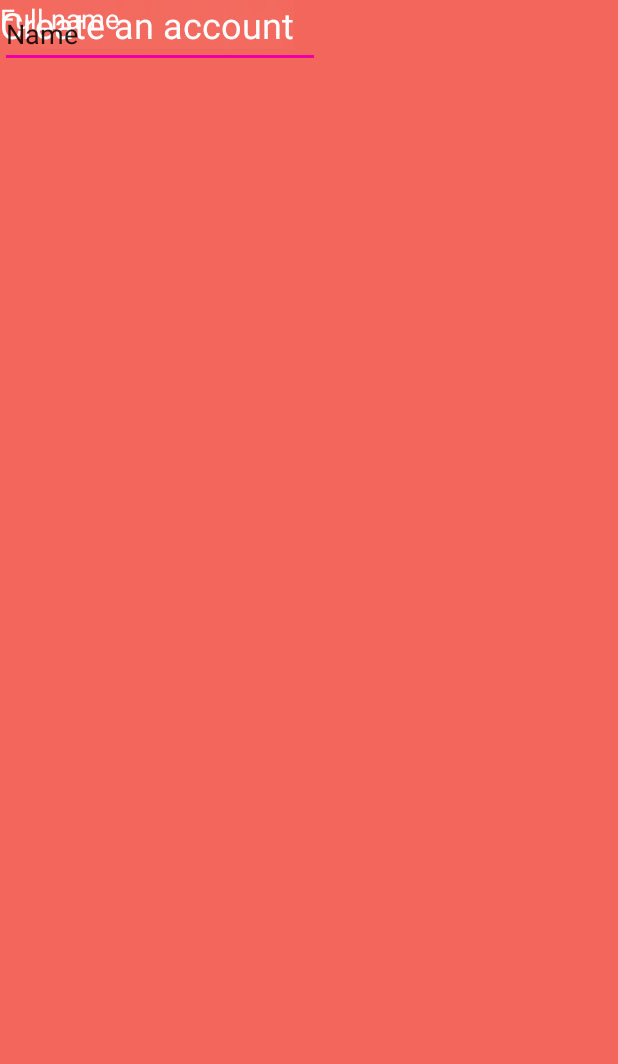
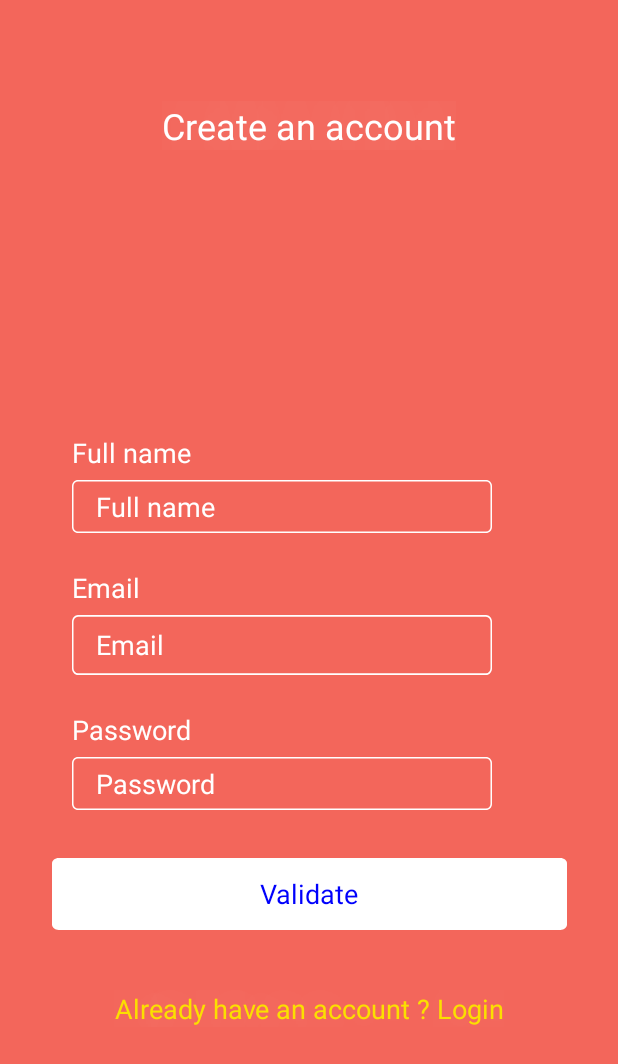
Before and after one commit to doantuyen15/TextGame, an Android app: the layout signup.xml on its own in the app's theme, with its tools: preview values and no code run, on a phone screen of 412 x 824 dp. Shown: the top 1064 px of the screen. Run offline under Robolectric (Android 15) with nearby library versions, the phone set to English and light mode, and no system bars.

Commit message:
add signup

```diff
--- /dev/null
+++ b/app/src/main/res/drawable/border_textbox.xml
@@ -0,0 +1,20 @@
+<?xml version="1.0" encoding="utf-8"?>
+<vector
+    xmlns:android="http://schemas.android.com/apk/res/android"
+    xmlns:aapt="http://schemas.android.com/aapt"
+    android:width="280dp"
+    android:height="35dp"
+    android:viewportWidth="280"
+    android:viewportHeight="35"
+    >
+    <group>
+        <clip-path
+            android:pathData="M4 0H276C278.209 0 280 1.79086 280 4V31C280 33.2091 278.209 35 276 35H4C1.79086 35 0 33.2091 0 31V4C0 1.79086 1.79086 0 4 0Z"
+            />
+        <path
+            android:pathData="M4 0H276C278.209 0 280 1.79086 280 4V31C280 33.2091 278.209 35 276 35H4C1.79086 35 0 33.2091 0 31V4C0 1.79086 1.79086 0 4 0Z"
+            android:strokeWidth="2"
+            android:strokeColor="#FFFFFF"
+            />
+    </group>
+</vector>
--- /dev/null
+++ b/app/src/main/res/drawable/createanaccount_background.xml
@@ -0,0 +1,19 @@
+<?xml version="1.0" encoding="utf-8"?>
+<vector
+    xmlns:android="http://schemas.android.com/apk/res/android"
+    xmlns:aapt="http://schemas.android.com/aapt"
+    android:width="311dp"
+    android:height="53dp"
+    android:viewportWidth="311"
+    android:viewportHeight="53"
+    >
+    <group>
+        <clip-path
+            android:pathData="M4 0H307C309.209 0 311 1.79086 311 4V49C311 51.2091 309.209 53 307 53H4C1.79086 53 0 51.2091 0 49V4C0 1.79086 1.79086 0 4 0Z"
+            />
+        <path
+            android:pathData="M0 0V53H311V0"
+            android:fillColor="#FFFFFF"
+            />
+    </group>
+</vector>
--- a/app/src/main/res/layout/signup.xml
+++ b/app/src/main/res/layout/signup.xml
@@ -1,38 +1,131 @@
 <?xml version="1.0" encoding="utf-8"?>
 <androidx.constraintlayout.widget.ConstraintLayout xmlns:android="http://schemas.android.com/apk/res/android"
+    xmlns:app="http://schemas.android.com/apk/res-auto"
     xmlns:tools="http://schemas.android.com/tools"
     android:layout_width="match_parent"
     android:layout_height="match_parent"
     android:background="#F3665B">
 
     <TextView
-        android:id="@+id/login"
+        android:id="@+id/Create_an_account"
         android:layout_width="wrap_content"
         android:layout_height="wrap_content"
+        android:layout_marginTop="67dp"
         android:text="Create an account"
         android:textAppearance="@style/login"
-        tools:layout_editor_absoluteX="108dp"
-        tools:layout_editor_absoluteY="50dp" />
+        app:layout_constraintEnd_toEndOf="parent"
+        app:layout_constraintStart_toStartOf="parent"
+        app:layout_constraintTop_toTopOf="parent" />
 
     <TextView
-        android:id="@+id/Tag_Name"
+        android:id="@+id/Tag_Create_Name"
         android:layout_width="wrap_content"
         android:layout_height="wrap_content"
+        android:layout_marginStart="48dp"
+        android:layout_marginBottom="6dp"
         android:gravity="center"
         android:text="Full name"
         android:textAppearance="@style/full_name"
-        tools:layout_editor_absoluteX="16dp"
-        tools:layout_editor_absoluteY="204dp" />
+        app:layout_constraintBottom_toTopOf="@+id/Create_FullName"
+        app:layout_constraintStart_toStartOf="parent" />
 
     <EditText
-        android:id="@+id/editText"
+        android:id="@+id/Create_FullName"
+        android:layout_width="280dp"
+        android:layout_height="35dp"
+        android:layout_alignParentLeft="true"
+        android:layout_alignParentTop="true"
+        android:layout_marginStart="48dp"
+        android:layout_marginBottom="24dp"
+        android:background="@drawable/border_textbox"
+        android:hint="Full name"
+        android:paddingLeft="16dp"
+        android:textColorHint="#FFFFFF"
+        app:layout_constraintBottom_toTopOf="@+id/Tag_Create_Email"
+        app:layout_constraintStart_toStartOf="parent" />
+
+    <TextView
+        android:id="@+id/Tag_Create_Email"
         android:layout_width="wrap_content"
         android:layout_height="wrap_content"
+        android:layout_marginStart="48dp"
+        android:layout_marginBottom="6dp"
+        android:gravity="center"
+        android:text="Email"
+        android:textAlignment="center"
+        android:textAppearance="@style/email"
+        app:layout_constraintBottom_toTopOf="@+id/Create_Email"
+        app:layout_constraintStart_toStartOf="parent" />
+
+    <EditText
+        android:id="@+id/Create_Email"
+        android:layout_width="280dp"
+        android:layout_height="40dp"
+        android:layout_alignParentLeft="true"
+        android:layout_alignParentTop="true"
+        android:layout_marginStart="48dp"
+        android:layout_marginBottom="24dp"
+        android:background="@drawable/border_textbox"
+        android:gravity="center_vertical"
+        android:hint="Email"
+        android:paddingLeft="16dp"
+        android:textColorHint="#FFFFFF"
+        app:layout_constraintBottom_toTopOf="@+id/Tag_Pass"
+        app:layout_constraintStart_toStartOf="parent" />
+
+    <TextView
+        android:id="@+id/Tag_Pass"
+        android:layout_width="wrap_content"
+        android:layout_height="wrap_content"
+        android:layout_marginStart="48dp"
+        android:layout_marginBottom="6dp"
+        android:gravity="center"
+        android:text="Password"
+        android:textAppearance="@style/password"
+        app:layout_constraintBottom_toTopOf="@+id/Password"
+        app:layout_constraintStart_toStartOf="parent" />
+
+    <EditText
+        android:id="@+id/Password"
+        android:layout_width="280dp"
+        android:layout_height="35dp"
+        android:layout_marginStart="48dp"
+        android:layout_marginBottom="32dp"
+        android:background="@drawable/border_textbox"
         android:ems="10"
-        android:inputType="textPersonName"
-        android:text="Name"
-        tools:layout_editor_absoluteX="16dp"
-        tools:layout_editor_absoluteY="245dp" />
+        android:hint="Password"
+        android:inputType="textPassword"
+        android:paddingLeft="16dp"
+        android:textColorHint="#FFFFFF"
+        app:layout_constraintBottom_toTopOf="@+id/Create_validate"
+        app:layout_constraintStart_toStartOf="parent" />
+
+    <Button
+        android:id="@+id/Create_validate"
+        android:layout_width="343dp"
+        android:layout_height="48dp"
+        android:layout_marginBottom="40dp"
+        android:background="@drawable/createanaccount_background"
+        android:gravity="center_horizontal|center"
+        android:text="Validate"
+        android:textAppearance="@style/validate"
+        app:layout_constraintBottom_toTopOf="@+id/textView5"
+        app:layout_constraintEnd_toEndOf="parent"
+        app:layout_constraintStart_toStartOf="parent" />
+
+    <TextView
+        android:id="@+id/textView5"
+        android:layout_width="wrap_content"
+        android:layout_height="wrap_content"
+        android:layout_marginBottom="139dp"
+        android:gravity="center_horizontal|center"
+        android:text="Already have an account ? Login"
+        android:textAppearance="@style/already_hav"
+        android:textSize="18sp"
+        app:layout_constraintBottom_toBottomOf="parent"
+        app:layout_constraintEnd_toEndOf="parent"
+        app:layout_constraintStart_toStartOf="parent"
+        tools:visibility="visible" />
 
 
 </androidx.constraintlayout.widget.ConstraintLayout>
--- a/app/src/main/res/values/styles.xml
+++ b/app/src/main/res/values/styles.xml
@@ -39,6 +39,7 @@
         <item name="android:textColor">  #FFFFFF
         </item>
     </style>
+
     <style name="validate">
         <item name="android:textSize">   18sp
         </item>
@@ -78,5 +79,19 @@
         <item name="android:textColor">    #FFFFFF
         </item>
     </style>
+    <style name="already_hav">
+        <item name="android:textSize">   18sp
+        </item>
+        <item name="android:textColor">   #FBDF00
+        </item>
+        <item name="android:shadowColor">   #FFFFFF
+        </item>
+        <item name="android:shadowDx">    0
+        </item>
+        <item name="android:shadowDy">     2
+        </item>
+        <item name="android:shadowRadius">  80
+        </item>
+    </style>
 
 </resources>
```
Also changed, not shown: 1 other file.
